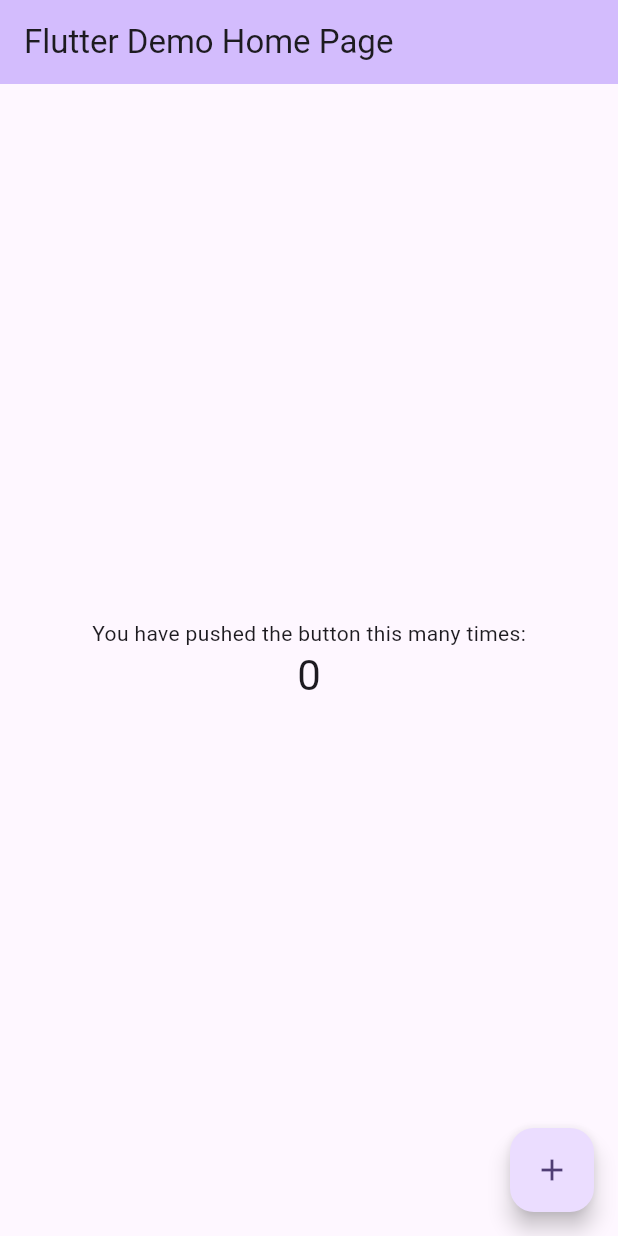
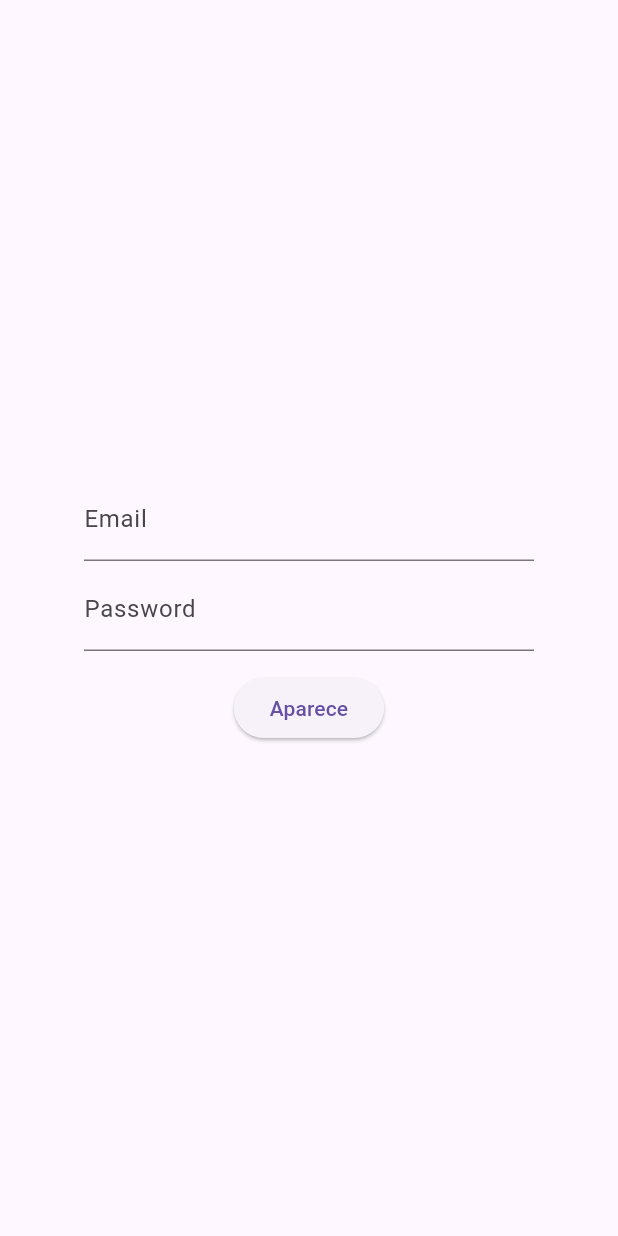
Before and after one commit to VitorMours/Academic-Buddy, a Flutter app: the screen it shows after launch, on a phone screen of 412 x 824 dp. Run offline on Flutter 3.47's test engine with Material 3 defaults, Android fonts, the phone set to English and light mode, and no system bars.

Commit message:
Creating the login page

```diff
--- /dev/null
+++ b/lib/app/app_widget.dart
@@ -0,0 +1,13 @@
+import 'package:academic_buddy/app/pages/home/home_page.dart';
+import 'package:academic_buddy/app/pages/login/login_page.dart';
+import 'package:flutter/material.dart';
+
+class MyApp extends StatelessWidget {
+  @override
+  Widget build(BuildContext context) {
+    return MaterialApp(
+      theme: ThemeData(useMaterial3: true),
+      home: LoginPage(),
+    );
+  }
+}
--- /dev/null
+++ b/lib/app/interfaces/local_storage_interface.dart
@@ -0,0 +1,5 @@
+abstract class ILocalStorage {
+  Future get(String key);
+  Future delete(String key);
+  Future put(String key, dynamic value);
+}
--- /dev/null
+++ b/lib/app/models/user_model.dart
@@ -0,0 +1,16 @@
+import 'package:flutter/material.dart';
+
+class UserModel {
+  String name;
+  String nickname;
+  String email;
+  String password;
+  FileImage profile;
+
+  UserModel(this.name, this.nickname, this.profile, this.email, this.password);
+
+  @override
+  String toString() {
+    return "User ${this.name} ${this.nickname}";
+  }
+}
--- /dev/null
+++ b/lib/app/pages/home/home_page.dart
@@ -0,0 +1,15 @@
+import 'package:flutter/material.dart';
+
+class HomePage extends StatefulWidget {
+  @override
+  _HomePageState createState() => _HomePageState();
+}
+
+class _HomePageState extends State<HomePage> {
+  @override
+  Widget build(BuildContext context) {
+    return Scaffold(
+        drawer: Drawer(),
+        appBar: AppBar(title: const Text("Criando a barra de navegação")));
+  }
+}
--- /dev/null
+++ b/lib/app/pages/login/components/email_input_widget.dart
@@ -0,0 +1,14 @@
+import 'package:flutter/material.dart';
+
+class EmailInputWidget extends StatelessWidget {
+  @override
+  Widget build(BuildContext context) {
+    return (Padding(
+      padding: const EdgeInsets.all(2),
+      child: SizedBox(
+        width: 300,
+        child: TextFormField(decoration: InputDecoration(labelText: "Email")),
+      ),
+    ));
+  }
+}
--- /dev/null
+++ b/lib/app/pages/login/components/login_button_widget.dart
@@ -0,0 +1,10 @@
+import 'package:flutter/material.dart';
+
+class LoginButtonWidget extends StatelessWidget {
+  @override
+  Widget build(BuildContext context) {
+    return Padding(
+        padding: EdgeInsets.all(12),
+        child: ElevatedButton(onPressed: () {}, child: Text("Aparece")));
+  }
+}
--- /dev/null
+++ b/lib/app/pages/login/components/password_input_widget.dart
@@ -0,0 +1,17 @@
+import 'package:flutter/material.dart';
+
+class PasswordInputWidget extends StatelessWidget {
+  @override
+  Widget build(BuildContext build) {
+    return Padding(
+      padding: const EdgeInsets.all(2),
+      child: SizedBox(
+        width: 300,
+        child: TextFormField(
+          decoration: InputDecoration(labelText: "Password"),
+          obscureText: true,
+        ),
+      ),
+    );
+  }
+}
--- /dev/null
+++ b/lib/app/pages/login/login_page.dart
@@ -0,0 +1,25 @@
+import 'package:flutter/material.dart';
+
+import 'components/email_input_widget.dart';
+import 'components/password_input_widget.dart';
+
+import 'components/login_button_widget.dart';
+
+class LoginPage extends StatefulWidget {
+  _LoginPageState createState() => _LoginPageState();
+}
+
+class _LoginPageState extends State<LoginPage> {
+  @override
+  Widget build(BuildContext context) {
+    return Scaffold(
+        body: Center(
+            child: Column(
+                mainAxisAlignment: MainAxisAlignment.center,
+                children: [
+          EmailInputWidget(),
+          PasswordInputWidget(),
+          LoginButtonWidget()
+        ])));
+  }
+}
--- a/lib/main.dart
+++ b/lib/main.dart
@@ -1,125 +1,6 @@
 import 'package:flutter/material.dart';
+import 'app/app_widget.dart';
 
 void main() {
-  runApp(const MyApp());
+  runApp(MyApp());
 }
-
-class MyApp extends StatelessWidget {
-  const MyApp({super.key});
-
-  // This widget is the root of your application.
-  @override
-  Widget build(BuildContext context) {
-    return MaterialApp(
-      title: 'Flutter Demo',
-      theme: ThemeData(
-        // This is the theme of your application.
-        //
-        // TRY THIS: Try running your application with "flutter run". You'll see
-        // the application has a purple toolbar. Then, without quitting the app,
-        // try changing the seedColor in the colorScheme below to Colors.green
-        // and then invoke "hot reload" (save your changes or press the "hot
-        // reload" button in a Flutter-supported IDE, or press "r" if you used
-        // the command line to start the app).
-        //
-        // Notice that the counter didn't reset back to zero; the application
-        // state is not lost during the reload. To reset the state, use hot
-        // restart instead.
-        //
-        // This works for code too, not just values: Most code changes can be
-        // tested with just a hot reload.
-        colorScheme: ColorScheme.fromSeed(seedColor: Colors.deepPurple),
-        useMaterial3: true,
-      ),
-      home: const MyHomePage(title: 'Flutter Demo Home Page'),
-    );
-  }
-}
-
-class MyHomePage extends StatefulWidget {
-  const MyHomePage({super.key, required this.title});
-
-  // This widget is the home page of your application. It is stateful, meaning
-  // that it has a State object (defined below) that contains fields that affect
-  // how it looks.
-
-  // This class is the configuration for the state. It holds the values (in this
-  // case the title) provided by the parent (in this case the App widget) and
-  // used by the build method of the State. Fields in a Widget subclass are
-  // always marked "final".
-
-  final String title;
-
-  @override
-  State<MyHomePage> createState() => _MyHomePageState();
-}
-
-class _MyHomePageState extends State<MyHomePage> {
-  int _counter = 0;
-
-  void _incrementCounter() {
-    setState(() {
-      // This call to setState tells the Flutter framework that something has
-      // changed in this State, which causes it to rerun the build method below
-      // so that the display can reflect the updated values. If we changed
-      // _counter without calling setState(), then the build method would not be
-      // called again, and so nothing would appear to happen.
-      _counter++;
-    });
-  }
-
-  @override
-  Widget build(BuildContext context) {
-    // This method is rerun every time setState is called, for instance as done
-    // by the _incrementCounter method above.
-    //
-    // The Flutter framework has been optimized to make rerunning build methods
-    // fast, so that you can just rebuild anything that needs updating rather
-    // than having to individually change instances of widgets.
-    return Scaffold(
-      appBar: AppBar(
-        // TRY THIS: Try changing the color here to a specific color (to
-        // Colors.amber, perhaps?) and trigger a hot reload to see the AppBar
-        // change color while the other colors stay the same.
-        backgroundColor: Theme.of(context).colorScheme.inversePrimary,
-        // Here we take the value from the MyHomePage object that was created by
-        // the App.build method, and use it to set our appbar title.
-        title: Text(widget.title),
-      ),
-      body: Center(
-        // Center is a layout widget. It takes a single child and positions it
-        // in the middle of the parent.
-        child: Column(
-          // Column is also a layout widget. It takes a list of children and
-          // arranges them vertically. By default, it sizes itself to fit its
-          // children horizontally, and tries to be as tall as its parent.
-          //
-          // Column has various properties to control how it sizes itself and
-          // how it positions its children. Here we use mainAxisAlignment to
-          // center the children vertically; the main axis here is the vertical
-          // axis because Columns are vertical (the cross axis would be
-          // horizontal).
-          //
-          // TRY THIS: Invoke "debug painting" (choose the "Toggle Debug Paint"
-          // action in the IDE, or press "p" in the console), to see the
-          // wireframe for each widget.
-          mainAxisAlignment: MainAxisAlignment.center,
-          children: <Widget>[
-            const Text(
-              'You have pushed the button this many times:',
-            ),
-            Text(
-              '$_counter',
-              style: Theme.of(context).textTheme.headlineMedium,
-            ),
-          ],
-        ),
-      ),
-      floatingActionButton: FloatingActionButton(
-        onPressed: _incrementCounter,
-        tooltip: 'Increment',
-        child: const Icon(Icons.add),
-      ), // This trailing comma makes auto-formatting nicer for build methods.
-    );
-  }
-}
--- a/pubspec.yaml
+++ b/pubspec.yaml
@@ -28,6 +28,8 @@ environment:
 # the latest version available on pub.dev. To see which dependencies have newer
 # versions available, run `flutter pub outdated`.
 dependencies:
+
+
   flutter:
     sdk: flutter
 
@@ -35,6 +37,7 @@ dependencies:
   # The following adds the Cupertino Icons font to your application.
   # Use with the CupertinoIcons class for iOS style icons.
   cupertino_icons: ^1.0.8
+  flutter_quill: ^10.8.4
 
 dev_dependencies:
   flutter_test:
```
Also changed, not shown: lib/app/models/task_model.dart (added), lib/app/pages/home/home_controller.dart (added), lib/app/pages/login/login_controller.dart (added), lib/app/pages/signup/signup_controller.dart (added), lib/app/pages/signup/signup_page.dart (added), lib/app/services/local_storage_service.dart (added), pubspec.lock, 5 other files.
